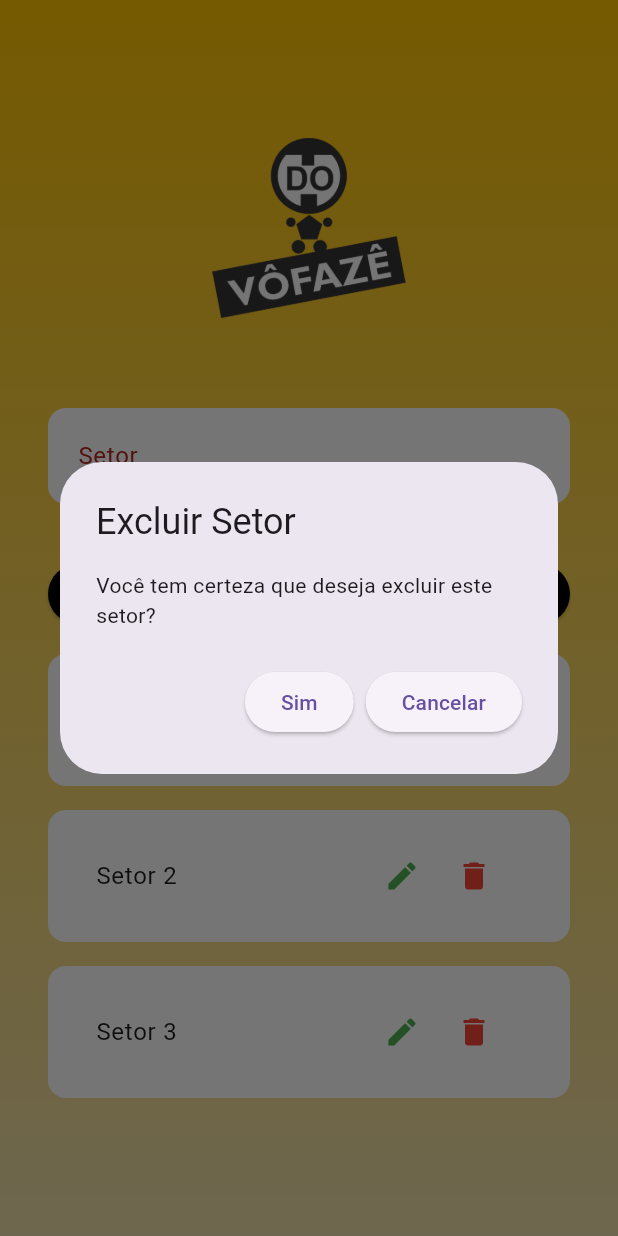
After one commit to washingtonfernandes/project_login_flutter, a Flutter app: the CadastroSetor screen opened directly, after a tap on "Cadastrar", after a tap on the "delete" icon, on a phone screen of 412 x 824 dp. The commit adds this screen. Run offline on Flutter 3.47's test engine with Material 3 defaults, Android fonts, the phone set to English and light mode, and no system bars; our stand-ins replace image_picker, permission_handler.

Commit message:
Telas Cadastro

```diff
--- /dev/null
+++ b/lib/pages/cadastros/cadastroSetor.dart
@@ -0,0 +1,218 @@
+import 'package:flutter/material.dart';
+import 'package:project_filtro/comum/cores.dart';
+
+class CadastroSetor extends StatefulWidget {
+  const CadastroSetor({Key? key});
+
+  @override
+  State<CadastroSetor> createState() => _CadastroSetor();
+}
+
+class _CadastroSetor extends State<CadastroSetor> {
+  final _formKey = GlobalKey<FormState>();
+  List<String> setores = [
+    "Setor 1",
+    "Setor 2",
+    "Setor 3"
+  ]; // Exemplo de lista de setores
+
+  TextEditingController setorController = TextEditingController();
+  int selectedIndex = -1;
+
+  @override
+  Widget build(BuildContext context) {
+    return Scaffold(
+      body: Stack(
+        children: [
+          Container(
+            decoration: const BoxDecoration(
+              gradient: LinearGradient(
+                begin: Alignment.topCenter,
+                end: Alignment.bottomCenter,
+                colors: [MinhasCores.amarelo, MinhasCores.amareloBaixo],
+              ),
+            ),
+          ),
+          Padding(
+            padding: const EdgeInsets.all(24.0),
+            child: Padding(
+              padding: const EdgeInsets.all(8.0),
+              child: Center(
+                child: Column(
+                  mainAxisAlignment: MainAxisAlignment.center,
+                  crossAxisAlignment: CrossAxisAlignment.stretch,
+                  children: [
+                    SizedBox(
+                      height: 60,
+                    ),
+                    Image.asset(
+                      "assets/images/vofaze3.png",
+                      height: 120,
+                    ),
+                    SizedBox(
+                      height: 60,
+                    ),
+                    Form(
+                      key: _formKey,
+                      child: TextFormField(
+                        controller: setorController,
+                        decoration: InputDecoration(
+                          labelText: "Setor",
+                          filled: true,
+                          fillColor: Colors.white,
+                          border: OutlineInputBorder(
+                            borderRadius: BorderRadius.circular(12.0),
+                            borderSide: BorderSide.none,
+                          ),
+                          contentPadding: EdgeInsets.fromLTRB(16, 20, 16, 20),
+                        ),
+                        validator: (String? value) {
+                          if (value == null) {
+                            return "O setor não pode ser vazio!";
+                          }
+                          if (value.length < 3) {
+                            return "Setor não válido!";
+                          }
+                          return null;
+                        },
+                      ),
+                    ),
+                    SizedBox(
+                      height: 16,
+                    ),
+                    ElevatedButton(
+                      onPressed: () {
+                        if (_formKey.currentState!.validate()) {
+                          setState(() {
+                            setores.add(setorController.text);
+                            setorController.text = '';
+                          });
+                        }
+                      },
+                      style: ElevatedButton.styleFrom(
+                        primary: Colors.black,
+                        onPrimary: Colors.yellow,
+                      ),
+                      child: Text(
+                        "Cadastrar",
+                        textAlign: TextAlign.center,
+                        style: TextStyle(
+                          fontSize: 24,
+                          fontWeight: FontWeight.bold,
+                          color: Colors.white,
+                        ),
+                      ),
+                    ),
+                    SizedBox(
+                      height: 16,
+                    ),
+                    Expanded(
+                      child: ListView.builder(
+                        itemCount: setores.length,
+                        itemBuilder: (context, index) {
+                          final setor = setores[index];
+                          return Container(
+                            margin: EdgeInsets.only(bottom: 16),
+                            padding: EdgeInsets.all(16),
+                            decoration: BoxDecoration(
+                              color: Colors.white,
+                              borderRadius: BorderRadius.circular(12),
+                            ),
+                            child: ListTile(
+                              title: Text(setor),
+                              trailing: Row(
+                                mainAxisSize: MainAxisSize.min,
+                                children: [
+                                  IconButton(
+                                    icon: Icon(Icons.edit, color: Colors.green),
+                                    onPressed: () {
+                                      showEditDialog(context, setor, index);
+                                    },
+                                  ),
+                                  IconButton(
+                                    icon: Icon(Icons.delete, color: Colors.red),
+                                    onPressed: () {
+                                      showDeleteConfirmationDialog(
+                                          context, index);
+                                    },
+                                  ),
+                                ],
+                              ),
+                            ),
+                          );
+                        },
+                      ),
+                    ),
+                  ],
+                ),
+              ),
+            ),
+          ),
+        ],
+      ),
+    );
+  }
+
+  void showEditDialog(BuildContext context, String setor, int index) {
+    TextEditingController editController = TextEditingController(text: setor);
+
+    showDialog(
+      context: context,
+      builder: (BuildContext context) {
+        return AlertDialog(
+          title: Text("Editar Setor"),
+          content: TextFormField(
+            controller: editController,
+            decoration: InputDecoration(labelText: "Novo Nome do Setor"),
+          ),
+          actions: [
+            ElevatedButton(
+              onPressed: () {
+                setState(() {
+                  setores[index] = editController.text;
+                });
+                Navigator.of(context).pop();
+              },
+              child: Text("Salvar"),
+            ),
+            ElevatedButton(
+              onPressed: () {
+                Navigator.of(context).pop();
+              },
+              child: Text("Cancelar"),
+            ),
+          ],
+        );
+      },
+    );
+  }
+
+  void showDeleteConfirmationDialog(BuildContext context, int index) {
+    showDialog(
+      context: context,
+      builder: (BuildContext context) {
+        return AlertDialog(
+          title: Text("Excluir Setor"),
+          content: Text("Você tem certeza que deseja excluir este setor?"),
+          actions: [
+            ElevatedButton(
+              onPressed: () {
+                setState(() {
+                  setores.removeAt(index);
+                });
+                Navigator.of(context).pop();
+              },
+              child: Text("Sim"),
+            ),
+            ElevatedButton(
+              onPressed: () {
+                Navigator.of(context).pop();
+              },
+              child: Text("Cancelar"),
+            ),
+          ],
+        );
+      },
+    );
+  }
+}
--- a/lib/pages/login/login.dart
+++ b/lib/pages/login/login.dart
@@ -31,6 +31,8 @@ class _AutenticacaoTelaState extends State<AutenticacaoTela> {
           Padding(
             padding: const EdgeInsets.all(24.0),
             //Inserir validação - Form
+            child: Padding(
+              padding: const EdgeInsets.all(8.0),
               child: Form(
                 key: _formKey,
                 child: Center(
@@ -38,7 +40,6 @@ class _AutenticacaoTelaState extends State<AutenticacaoTela> {
                     child: Column(
                         mainAxisAlignment: MainAxisAlignment.center,
                         crossAxisAlignment: CrossAxisAlignment.stretch,
-                      //imagem
                         children: [
                           Image.asset(
                             "assets/images/vofaze3.png",
@@ -165,6 +166,7 @@ class _AutenticacaoTelaState extends State<AutenticacaoTela> {
                 ),
               ),
             ),
+          ),
         ],
       ),
     );
--- a/lib/vofaze.dart
+++ b/lib/vofaze.dart
@@ -1,5 +1,5 @@
 import 'package:flutter/material.dart';
-import 'package:project_filtro/pages/searchlist/searchList.dart';
+import 'package:project_filtro/pages/home/home.dart';
 import 'package:project_filtro/pages/splash-screen/splash-screen.dart';
 
 class Vofaze extends StatelessWidget {
@@ -14,7 +14,7 @@ class Vofaze extends StatelessWidget {
               if (snapshot.connectionState == ConnectionState.waiting) {
                 return const SplashScreen();
               } else {
-                return SearchList();
+                return const Home();
               }
             }));
   }
```
Also changed, not shown: lib/comum/mysquare.dart (deleted, +0 -27 lines), lib/pages/cadastros/cadastroAmbiente.dart (added, +214 -0 lines), lib/pages/home/home.dart (+73 -2 lines), lib/pages/searchlist/searchList.dart (+15 -30 lines), lib/pages/unidades/units.dart (added, +70 -0 lines). Lines whose indentation alone changed are shown as unchanged.
